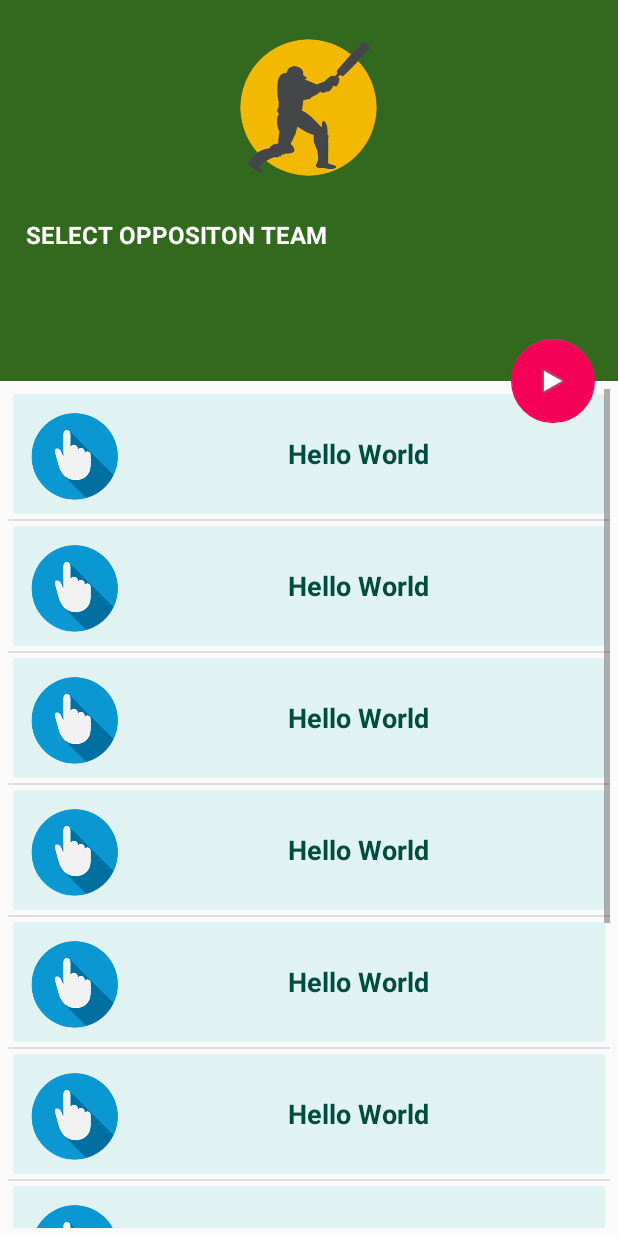
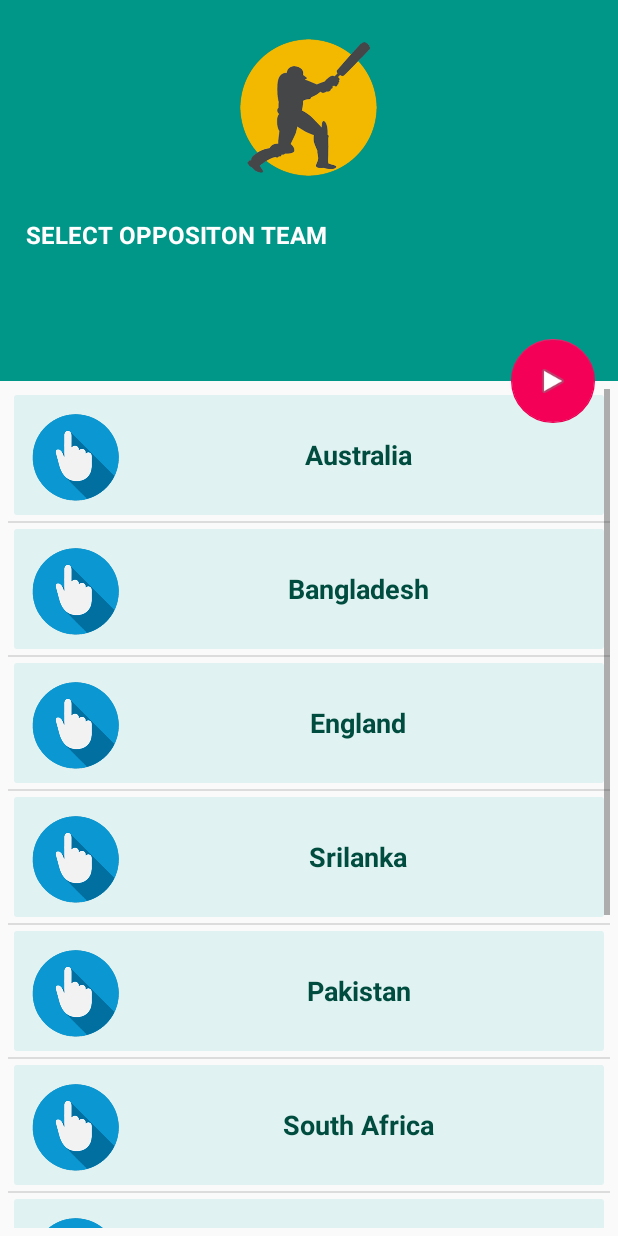
Before and after one commit to shivamarora96/Cricket-Outcome-Prediction-AndroidApp, an Android app: the screen it shows after launch (Opposition), after a tap on an icon or button, on a phone screen of 412 x 824 dp. Run offline under Robolectric (Android 15) with nearby library versions, the phone set to English and light mode, and no system bars.

Commit message:
Intial Version Ready! Demo Data Added

```diff
--- a/app/src/main/java/com/saproductions/cricket_prediction_mait/Activity/MainActivity.java
+++ b/app/src/main/java/com/saproductions/cricket_prediction_mait/Activity/MainActivity.java
@@ -32,7 +32,7 @@ public class MainActivity extends AppCompatActivity {
                     Toast.makeText(getApplicationContext(), "KINDLY CHECK YOUR CONNECTIVITY !!", Toast.LENGTH_LONG).show();
                 }
                 else{
-                    Toast.makeText(getApplicationContext(), "Kindly Fillup  the Data", Toast.LENGTH_LONG).show();
+                    Toast.makeText(getApplicationContext(), "Kindly Fillup  the Data", Toast.LENGTH_SHORT).show();
                     startActivity(new Intent(MainActivity.this, Opposition.class));
                     MainActivity.this.finish();
                 }
--- a/app/src/main/java/com/saproductions/cricket_prediction_mait/Activity/Opposition.java
+++ b/app/src/main/java/com/saproductions/cricket_prediction_mait/Activity/Opposition.java
@@ -1,16 +1,21 @@
 package com.saproductions.cricket_prediction_mait.Activity;
 
+import android.content.Intent;
 import android.graphics.Color;
+import android.support.design.widget.FloatingActionButton;
 import android.support.v7.app.AppCompatActivity;
 import android.os.Bundle;
 import android.support.v7.widget.CardView;
 import android.view.View;
 import android.widget.AdapterView;
+import android.widget.LinearLayout;
 import android.widget.ListView;
 import android.widget.Toast;
 
 import com.saproductions.cricket_prediction_mait.Adapter.CustomAdapter;
+import com.saproductions.cricket_prediction_mait.Others.Constants;
 import com.saproductions.cricket_prediction_mait.R;
+import com.saproductions.cricket_prediction_mait.Utilities.SharedPreferenceManager;
 
 import java.util.ArrayList;
 
@@ -20,7 +25,11 @@ public class Opposition extends AppCompatActivity {
     ArrayList<String> data = new ArrayList<>();
     CustomAdapter customAdapter ;
     CardView child;
-    String opposition ;
+    String opposition = " " ;
+    FloatingActionButton fab;
+    SharedPreferenceManager sp;
+
+    int prevPosition = -1;
 
 
     @Override
@@ -30,6 +39,9 @@ public class Opposition extends AppCompatActivity {
 
         listView = (ListView)findViewById(R.id.listview);
         fillData(data);
+        sp = new SharedPreferenceManager(getApplicationContext());
+
+        fab = (FloatingActionButton)findViewById(R.id.fab);
 
         customAdapter = new CustomAdapter(Opposition.this, data);
         listView.setAdapter(customAdapter);
@@ -37,21 +49,54 @@ public class Opposition extends AppCompatActivity {
             @Override
             public void onItemClick(AdapterView<?> parent, View view, int position, long id) {
 
-                child = (CardView)view.findViewById(R.id.cardview_child);
-                child.setBackgroundColor(getResources().getColor(R.color.blue));
+//                if(prevPosition!=-1){
+//                    View v =    listView.getAdapter().getView(prevPosition,null,listView);
+//                    LinearLayout ll  = (LinearLayout)v.findViewById(R.id.child_ll);
+//                    ll.setBackgroundColor(Color.TRANSPARENT);
+//
+//                }
+//                LinearLayout childe_ll  = (LinearLayout)view.findViewById(R.id.child_ll);
+//                childe_ll.setBackgroundColor(getResources().getColor(R.color.colorPrimaryDark));
                 opposition = data.get(position);
-                //TODO add shared pref
+//                prevPosition = position;
+
                 Toast.makeText(getApplicationContext(), opposition + " Selected" , Toast.LENGTH_SHORT).show();
+            }
+        });
+
+
+
+        fab.setOnClickListener(new View.OnClickListener() {
+            @Override
+            public void onClick(View v) {
+
+
+                if(opposition.equals(" ")){
+
+                    Toast.makeText(getApplicationContext(), "Kindly select data" , Toast.LENGTH_SHORT).show();
+                }
+                else {
+
+                    //Added to shared Pref
+                    sp.setString(Constants.KEY_OPPOSITIONTEAM, opposition);
+
+                    startActivity(new Intent(Opposition.this, Country.class));
+                    Opposition.this.finish();
+
+                }
             }
         });
     }
 
 
 
+
+
+    //TODO fill data
     public void fillData(ArrayList<String> data){
+        for(int i = 0 ; i<Constants.OPPOSITIONS.length ; i++){
+            data.add(Constants.OPPOSITIONS[i]);
+        }
 
-        for(int i = 0 ; i<10 ; i++){
-            data.add("Hello World");
-        }
     }
 }
--- a/app/src/main/java/com/saproductions/cricket_prediction_mait/Others/Constants.java
+++ b/app/src/main/java/com/saproductions/cricket_prediction_mait/Others/Constants.java
@@ -11,10 +11,6 @@ public class Constants {
     public static final int NIGHT = 0;
     public static final int INDIA_BAT = 1;
     public static final int INDIA_NOT_BAT = 0;
-
-    public static final String [] COUNTRY = {"OTHERS"};
-    public static  Map<String, String []> VENUE ;
-
     public final static String BASE_URL = " ";
     public final static String PREF_NAME = "DataStorage";
 
@@ -27,5 +23,20 @@ public class Constants {
     public static final String KEY_OPPOSITIONTEAM = "OPT";
 
 
+    public static final String [] OPPOSITIONS = {
+            "Australia",
+            "Bangladesh",
+            "England",
+            "Srilanka",
+            "Pakistan",
+            "South Africa",
+            "Zimbabwe",
+            "New Zealand",
+            "West Indies",
+            "Others"
+    };
+    public static  Map<String, String []> VENUE ;
+
+
 
 }
--- a/app/src/main/res/layout/activity_oposition.xml
+++ b/app/src/main/res/layout/activity_oposition.xml
@@ -14,7 +14,7 @@
             android:layout_width="match_parent"
             android:layout_height="match_parent"
             android:layout_weight="0.9"
-            android:background="@color/yellowgreen"
+            android:background="@color/colorPrimary"
             android:orientation="vertical">
 
            <ImageView
--- a/app/src/main/res/layout/childlistview.xml
+++ b/app/src/main/res/layout/childlistview.xml
@@ -2,7 +2,8 @@
 <LinearLayout xmlns:android="http://schemas.android.com/apk/res/android"
     android:orientation="vertical"
     android:layout_width="match_parent"
-    android:padding="1dp"
+    android:padding="2dp"
+    android:id="@+id/child_ll"
     android:layout_height="wrap_content"
     >
 
```
Also changed, not shown: app/src/main/java/com/saproductions/cricket_prediction_mait/Activity/Country.java (+77 -0 lines), app/src/main/java/com/saproductions/cricket_prediction_mait/Activity/Stadium.java (+78 -0 lines), app/src/main/res/layout/activity_country.xml (+10 -1 lines), app/src/main/res/layout/activity_main.xml (+27 -30 lines), app/src/main/res/layout/activity_splash.xml (+14 -0 lines), app/src/main/res/layout/activity_stadium.xml (+10 -1 lines), app/src/main/res/drawable/main.jpg (added).
